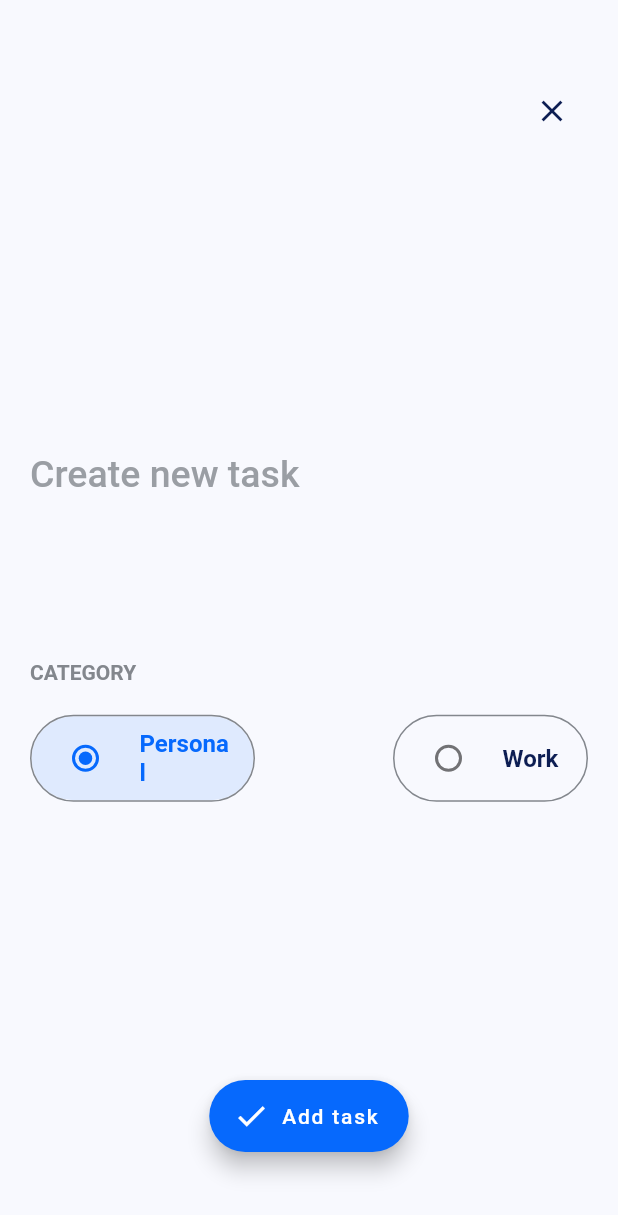
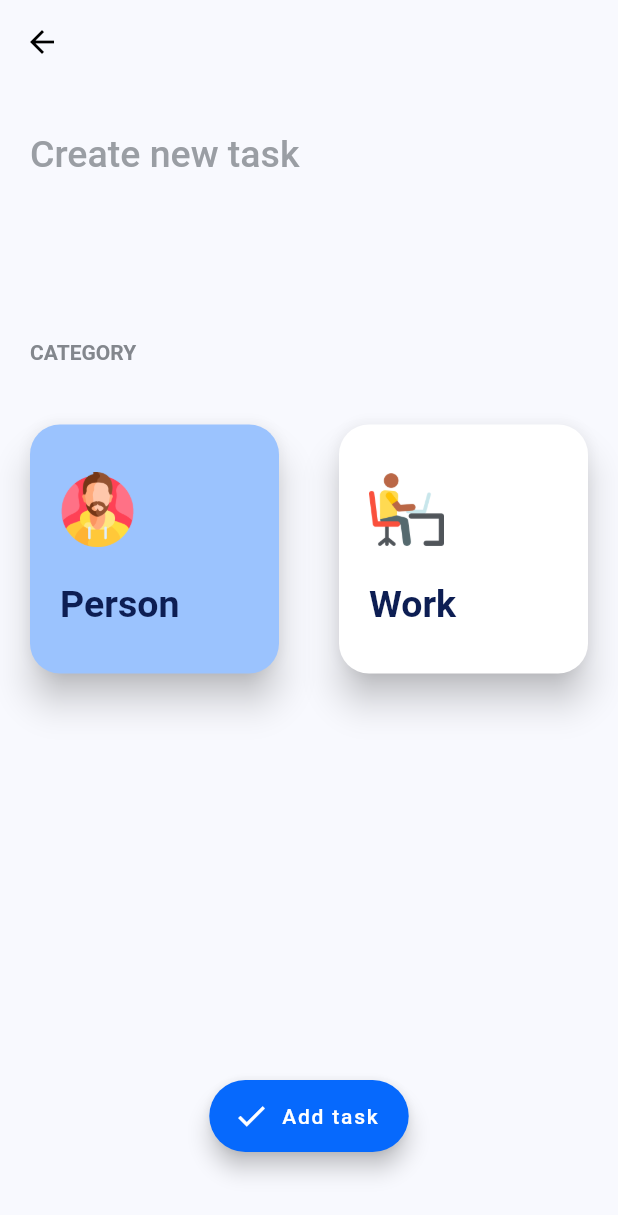
Before and after one commit to Perniciosius/ToDo, a Flutter app: the screen it shows after launch, after a tap on "New", on a phone screen of 412 x 824 dp. Shown: the top 1215 px of the screen. Run offline on Flutter 3.47's test engine with Material 2 defaults, Android fonts, the phone set to English and light mode, and no system bars; our stand-ins replace google_fonts, percent_indicator, shared_preferences, sqflite; accounts and stored records are empty; Roboto replaces fonts that are missing (Varela Round).

Commit message:
new ui for create and edit page

```diff
--- a/lib/pages/create_edit_task_page.dart
+++ b/lib/pages/create_edit_task_page.dart
@@ -47,29 +47,27 @@
         return true;
       },
       child: Scaffold(
-        body: Padding(
-          padding: EdgeInsets.symmetric(
-            horizontal: padding,
-            vertical: 2.5 * padding,
+        body: CustomScrollView(
+          slivers: [
+            SliverAppBar(
+              primary: true,
             ),
-          child: Stack(
-            fit: StackFit.expand,
-            children: [
-              Align(
-                alignment: Alignment.topRight,
-                child: IconButton(
-                  onPressed: widget.closeContainer,
-                  icon: Icon(Icons.close),
-                ),
-              ),
-              Align(
-                alignment: Alignment.centerLeft,
-                child: Column(
-                  mainAxisSize: MainAxisSize.min,
-                  mainAxisAlignment: MainAxisAlignment.spaceEvenly,
-                  crossAxisAlignment: CrossAxisAlignment.start,
-                  children: [
-                    TextField(
+            // SliverToBoxAdapter(
+            //   child: Padding(
+            //     padding: EdgeInsets.all(padding),
+            //     child: Align(
+            //       alignment: Alignment.topRight,
+            //       child: IconButton(
+            //         onPressed: widget.closeContainer,
+            //         icon: Icon(Icons.close),
+            //       ),
+            //     ),
+            //   ),
+            // ),
+            SliverToBoxAdapter(
+              child: Padding(
+                padding: EdgeInsets.all(padding),
+                child: TextField(
                   controller: _textEditingController,
                   focusNode: _focusNode,
                   cursorColor: secondaryTextColor,
@@ -94,66 +92,67 @@
                     ),
                   ),
                 ),
-                    Padding(
-                      padding: EdgeInsets.only(
-                        top: 2 * padding,
-                        bottom: padding,
               ),
+            ),
+            SliverToBoxAdapter(
+              child: Padding(
+                padding: EdgeInsets.all(padding),
                 child: Text(
                   'CATEGORY',
                   style: TextStyle(color: secondaryTextColor),
                 ),
               ),
-                    Row(
-                      mainAxisSize: MainAxisSize.max,
-                      mainAxisAlignment: MainAxisAlignment.spaceBetween,
+            ),
+            SliverGrid(
+              delegate: SliverChildBuilderDelegate(
+                (context, index) => Card(
+                  clipBehavior: Clip.antiAlias,
+                  color: _category == Category.values[index]
+                      ? Color.alphaBlend(
+                          Theme.of(context).accentColor.withOpacity(0.4),
+                          Theme.of(context).cardColor,
+                        )
+                      : Theme.of(context).cardColor,
+                  margin: EdgeInsets.all(padding),
+                  elevation: 10.0,
+                  shape: RoundedRectangleBorder(
+                    borderRadius: BorderRadius.circular(borderRadius),
+                  ),
+                  child: InkWell(
+                    onTap: () {
+                      _category = Category.values[index];
+                      setState(() {});
+                    },
+                    child: Padding(
+                      padding: EdgeInsets.all(padding),
+                      child: Column(
+                        mainAxisAlignment: MainAxisAlignment.spaceAround,
+                        crossAxisAlignment: CrossAxisAlignment.start,
+                        mainAxisSize: MainAxisSize.min,
                         children: [
-                        Container(
-                          width: 150.0,
-                          decoration: BoxDecoration(
-                            border: Border.all(color: secondaryTextColor),
-                            borderRadius: BorderRadius.circular(50),
+                          Image.asset(
+                            getCategoryImageName(Category.values[index]),
+                            width: 50.0,
+                            height: 50.0,
                           ),
-                          child: RadioListTile<Category>(
-                            selected: _category == Category.PERSONAL,
-                            activeColor: personalToDoColor,
-                            selectedTileColor:
-                                personalToDoColor.withOpacity(0.1),
-                            shape: RoundedRectangleBorder(
-                              borderRadius: BorderRadius.circular(50),
+                          Text(
+                            getCategoryName(Category.values[index]),
+                            style: TextStyle(fontSize: 25.0),
                           ),
-                            title: Text('Personal'),
-                            value: Category.PERSONAL,
-                            groupValue: _category,
-                            onChanged: categoryOnChanged,
-                          ),
-                        ),
-                        Container(
-                          width: 130.0,
-                          decoration: BoxDecoration(
-                            border: Border.all(color: secondaryTextColor),
-                            borderRadius: BorderRadius.circular(50),
-                          ),
-                          child: RadioListTile<Category>(
-                            selected: _category == Category.WORK,
-                            activeColor: workTodoColor,
-                            selectedTileColor: workTodoColor.withOpacity(0.1),
-                            shape: RoundedRectangleBorder(
-                              borderRadius: BorderRadius.circular(50),
-                            ),
-                            title: Text('Work'),
-                            value: Category.WORK,
-                            groupValue: _category,
-                            onChanged: categoryOnChanged,
-                          ),
-                        ),
-                      ],
-                    )
                         ],
                       ),
                     ),
+                  ),
+                ),
+                childCount: Category.values.length,
+              ),
+              gridDelegate: SliverGridDelegateWithFixedCrossAxisCount(
+                crossAxisCount: 2,
+                // crossAxisSpacing: padding,
+                mainAxisSpacing: padding,
+              ),
+            )
           ],
-          ),
         ),
         floatingActionButton: Padding(
           padding: EdgeInsets.only(bottom: 2 * padding),
```
Lines whose indentation alone changed are shown as unchanged.
